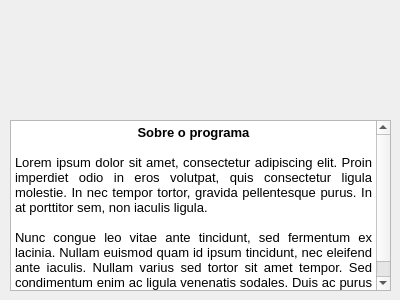
Before: the Qt Designer form about.ui in airtonrampim/PhaseOptimizer, drawn with Qt 5.
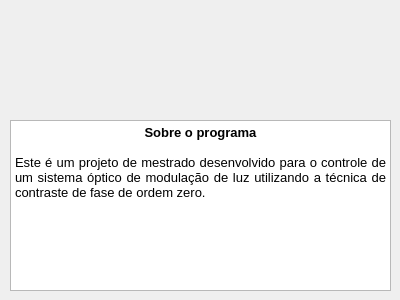
After: the same form once the commit is applied. Icons and pictures are not drawn.

Commit message: Mudanças a serem submetidas: 	modified:   .kdev4/PhaseOptimizer.kdev4 	modified:   PhaseOptimizer.py 	modified:   README.md 	modified:   about.py 	modified:   about.ui 	modified:   images/rectangle2.png 	modified:   optimize.py 	modified:   phase.py

The edit to the form file:
```diff
--- a/about.ui
+++ b/about.ui
@@ -79,9 +79,7 @@
 &lt;/style&gt;&lt;/head&gt;&lt;body style=&quot; font-family:'Noto Sans'; font-size:10pt; font-weight:400; font-style:normal;&quot;&gt;
 &lt;p align=&quot;center&quot; style=&quot; margin-top:0px; margin-bottom:0px; margin-left:0px; margin-right:0px; -qt-block-indent:0; text-indent:0px;&quot;&gt;&lt;span style=&quot; font-weight:600;&quot;&gt;Sobre o programa&lt;/span&gt;&lt;/p&gt;
 &lt;p style=&quot;-qt-paragraph-type:empty; margin-top:0px; margin-bottom:0px; margin-left:0px; margin-right:0px; -qt-block-indent:0; text-indent:0px;&quot;&gt;&lt;br /&gt;&lt;/p&gt;
-&lt;p align=&quot;justify&quot; style=&quot; margin-top:0px; margin-bottom:0px; margin-left:0px; margin-right:0px; -qt-block-indent:0; text-indent:0px;&quot;&gt;Lorem ipsum dolor sit amet, consectetur adipiscing elit. Proin imperdiet odio in eros volutpat, quis consectetur ligula molestie. In nec tempor tortor, gravida pellentesque purus. In at porttitor sem, non iaculis ligula.&lt;/p&gt;
-&lt;p style=&quot;-qt-paragraph-type:empty; margin-top:0px; margin-bottom:0px; margin-left:0px; margin-right:0px; -qt-block-indent:0; text-indent:0px;&quot;&gt;&lt;br /&gt;&lt;/p&gt;
-&lt;p align=&quot;justify&quot; style=&quot; margin-top:0px; margin-bottom:0px; margin-left:0px; margin-right:0px; -qt-block-indent:0; text-indent:0px;&quot;&gt;Nunc congue leo vitae ante tincidunt, sed fermentum ex lacinia. Nullam euismod quam id ipsum tincidunt, nec eleifend ante iaculis. Nullam varius sed tortor sit amet tempor. Sed condimentum enim ac ligula venenatis sodales. Duis ac purus laoreet, dictum neque at, aliquet tellus. &lt;/p&gt;&lt;/body&gt;&lt;/html&gt;</string>
+&lt;p align=&quot;justify&quot; style=&quot; margin-top:0px; margin-bottom:0px; margin-left:0px; margin-right:0px; -qt-block-indent:0; text-indent:0px;&quot;&gt;Este é um projeto de mestrado desenvolvido para o controle de um sistema óptico de modulação de luz utilizando a técnica de contraste de fase de ordem zero.&lt;/p&gt;&lt;/body&gt;&lt;/html&gt;</string>
    </property>
   </widget>
  </widget>
```
The commit also changes 7 other files.
